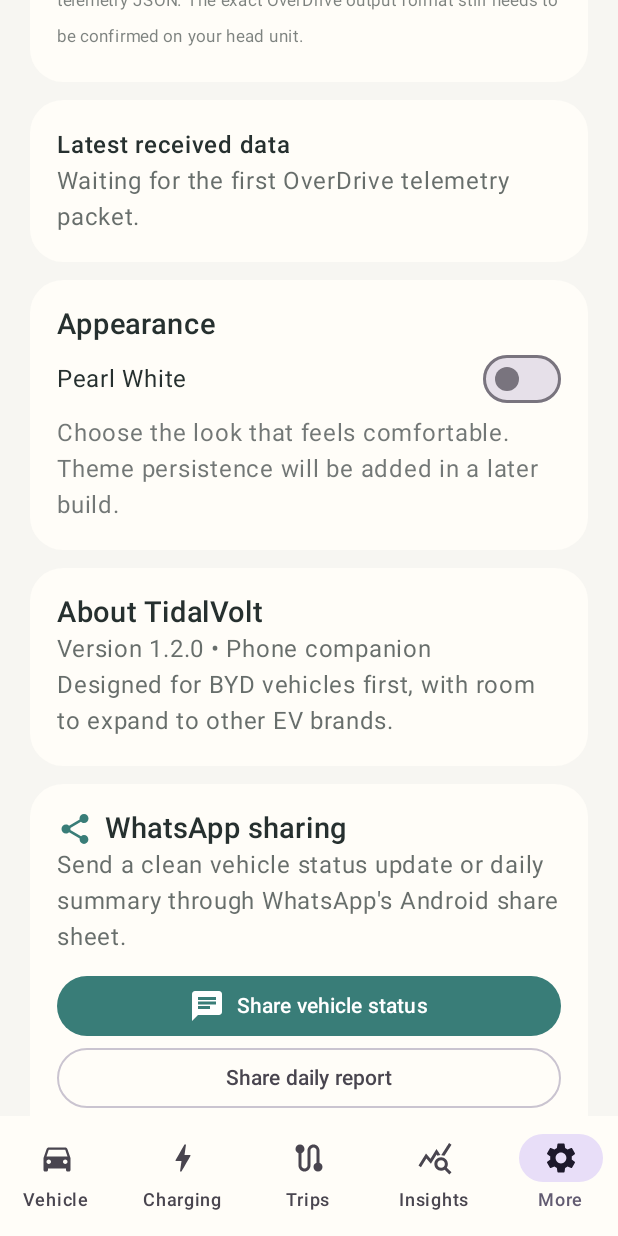
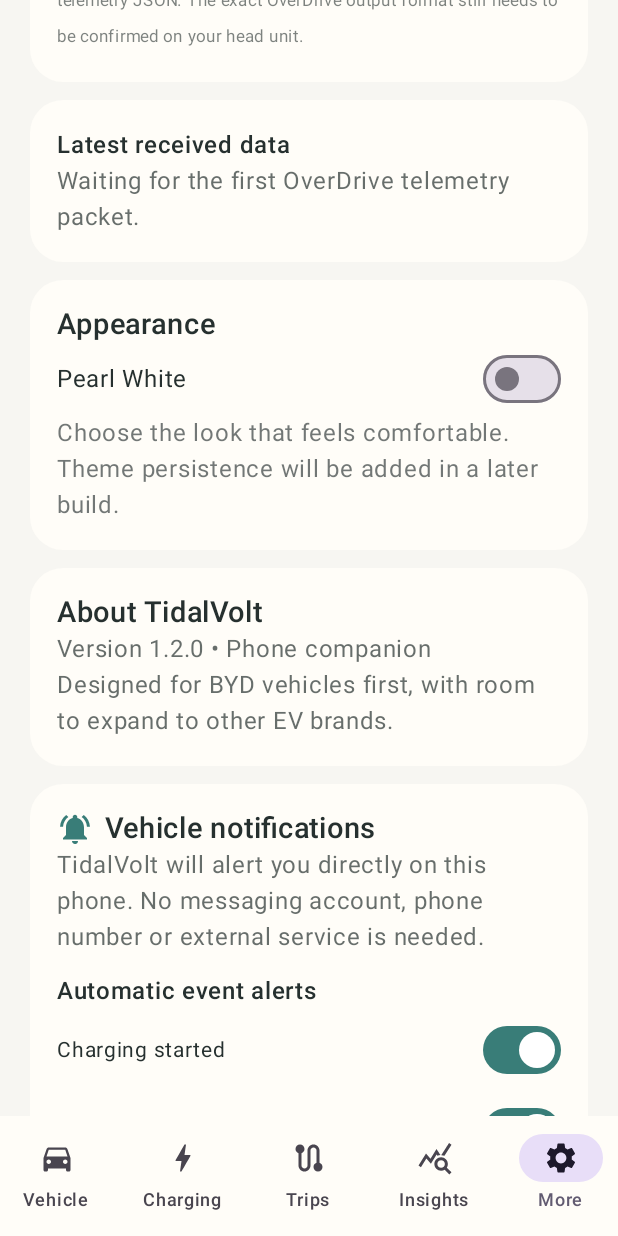
Before and after one commit to cryptomike87/TidalVolt-Ev-mate, an Android app built with Jetpack Compose: the screen it shows after launch (MainActivity), item 5 of the bottom bar chosen, scrolled down 520 dp, on a phone screen of 412 x 824 dp. Run offline under Robolectric (Android 15) with nearby library versions, the phone set to English and light mode, and no system bars; libraries missing offline, so code that uses them is left out: org.java_websocket, org.java_websocket.handshake, org.java_websocket.server.

Commit message:
Replace WhatsApp panel with Android notification preferences

```diff
--- a/app/src/main/java/com/tidalvolt/app/MainActivity.kt
+++ b/app/src/main/java/com/tidalvolt/app/MainActivity.kt
@@ -1,14 +1,12 @@
 package com.tidalvolt.app
 
 import android.os.Bundle
-import android.content.Intent
 import android.content.ClipData
 import android.content.ClipboardManager
 import android.content.Context
 import androidx.compose.ui.text.input.PasswordVisualTransformation
 import java.text.SimpleDateFormat
 import java.util.Date
-import java.util.Calendar
 import java.util.Locale
 import androidx.activity.ComponentActivity
 import androidx.activity.compose.setContent
@@ -446,16 +444,15 @@ private fun MoreScreen(card: Color, fg: Color, accent: Color, dark: Boolean, set
         Text("Designed for BYD vehicles first, with room to expand to other EV brands.", color = fg.copy(alpha=.7f))
     }
     Spacer(Modifier.height(12.dp))
-    WhatsAppPanel(card, fg, accent)
+    NotificationSettingsPanel(card, fg, accent)
 }
 
 
 
 @Composable
-private fun WhatsAppPanel(card: Color, fg: Color, accent: Color) {
+private fun NotificationSettingsPanel(card: Color, fg: Color, accent: Color) {
     val context = androidx.compose.ui.platform.LocalContext.current
-    val prefs = remember { context.getSharedPreferences("tidalvolt_whatsapp", Context.MODE_PRIVATE) }
-    val telemetry by TelemetryStore.latest
+    val prefs = remember { context.getSharedPreferences("tidalvolt_notifications", Context.MODE_PRIVATE) }
     var chargingStart by remember { mutableStateOf(prefs.getBoolean("charging_start", true)) }
     var chargingComplete by remember { mutableStateOf(prefs.getBoolean("charging_complete", true)) }
     var batteryThreshold by remember { mutableStateOf(prefs.getBoolean("battery_threshold", true)) }
@@ -464,84 +461,21 @@ private fun WhatsAppPanel(card: Color, fg: Color, accent: Color) {
     var threshold by remember { mutableStateOf(prefs.getString("threshold_percent", "20") ?: "20") }
 
     fun save(key: String, value: Boolean) { prefs.edit().putBoolean(key, value).apply() }
-    fun share(text: String) {
-        val intent = Intent(Intent.ACTION_SEND).apply {
-            type = "text/plain"
-            putExtra(Intent.EXTRA_TEXT, text)
-        }
-        context.startActivity(Intent.createChooser(intent, "Share with WhatsApp"))
-    }
-    fun statusText(): String = buildString {
-        appendLine("⚡ TidalVolt vehicle update")
-        appendLine("BYD Yuan Pro")
-        appendLine("Battery: " + (telemetry?.soc?.let { "%.0f%%".format(it) } ?: "Not available"))
-        appendLine("Estimated range: " + (telemetry?.rangeMiles?.let { "%.0f mi".format(it) } ?: "Not available"))
-        appendLine("Charging: " + when (telemetry?.isCharging) { true -> "Active"; false -> "Inactive"; null -> "Unknown" })
-        appendLine("Charging power: " + (telemetry?.chargingPowerKw?.let { "%.1f kW".format(it) } ?: "Not available"))
-        appendLine("Updated: " + SimpleDateFormat("MMM d, yyyy • h:mm a", Locale.getDefault()).format(Date()))
-        append("Shared from TidalVolt")
-    }
-
-    fun dailyReportText(): String {
-        val historyPrefs = context.getSharedPreferences("tidalvolt_telemetry_history", Context.MODE_PRIVATE)
-        val dayStart = Calendar.getInstance().apply {
-            set(Calendar.HOUR_OF_DAY, 0)
-            set(Calendar.MINUTE, 0)
-            set(Calendar.SECOND, 0)
-            set(Calendar.MILLISECOND, 0)
-        }.timeInMillis
-        val rows = historyPrefs.getString("samples", "").orEmpty().lines()
-            .mapNotNull { line ->
-                val p = line.split("|")
-                if (p.size < 7) null else {
-                    val time = p[0].toLongOrNull() ?: 0L
-                    if (time < dayStart) null else p
-                }
-            }
-        if (rows.isEmpty()) return "📊 TidalVolt daily report\\n\\nNo vehicle telemetry has been recorded today."
-        val socValues = rows.mapNotNull { it[1].toDoubleOrNull() }
-        val odometers = rows.mapNotNull { it[4].toDoubleOrNull() }
-        val startSoc = socValues.firstOrNull()
-        val endSoc = socValues.lastOrNull()
-        val distance = if (odometers.size >= 2) (odometers.maxOrNull()!! - odometers.minOrNull()!!).coerceAtLeast(0.0) else null
-        val chargingSamples = rows.count { it[5] == "true" }
-        return buildString {
-            appendLine("📊 TidalVolt daily vehicle report")
-            appendLine("BYD Yuan Pro • " + SimpleDateFormat("MMM d, yyyy", Locale.getDefault()).format(Date()))
-            appendLine("Telemetry samples: ${rows.size}")
-            appendLine("Battery: ${startSoc?.let { "%.0f%%".format(it) } ?: "—"} → ${endSoc?.let { "%.0f%%".format(it) } ?: "—"}")
-            appendLine("Lowest battery: ${socValues.minOrNull()?.let { "%.0f%%".format(it) } ?: "—"}")
-            appendLine("Odometer distance: ${distance?.let { "%.1f mi".format(it) } ?: "Not available"}")
-            appendLine("Charging samples: $chargingSamples")
-            appendLine("Latest range: ${rows.last()[2].toDoubleOrNull()?.let { "%.0f mi".format(it) } ?: "Not available"}")
-            append("Generated by TidalVolt")
-        }
-    }
 
     Panel(card) {
         Row(verticalAlignment = Alignment.CenterVertically) {
-            Icon(Icons.Default.Share, contentDescription = null, tint = accent)
+            Icon(Icons.Default.NotificationsActive, contentDescription = null, tint = accent)
             Spacer(Modifier.width(8.dp))
-            Text("WhatsApp sharing", color = fg, fontWeight = FontWeight.SemiBold, fontSize = 19.sp)
+            Text("Vehicle notifications", color = fg, fontWeight = FontWeight.SemiBold, fontSize = 19.sp)
         }
-        Text("Send a clean vehicle status update or daily summary through WhatsApp's Android share sheet.", color = fg.copy(alpha=.7f))
-        Spacer(Modifier.height(10.dp))
-        Button(onClick = { share(statusText()) }, modifier = Modifier.fillMaxWidth()) {
-            Icon(Icons.Default.Chat, contentDescription = null)
-            Spacer(Modifier.width(8.dp))
-            Text("Share vehicle status")
-        }
-        OutlinedButton(onClick = { share(dailyReportText()) }, modifier = Modifier.fillMaxWidth()) {
-            Text("Share daily report")
-        }
+        Text("TidalVolt will alert you directly on this phone. No messaging account, phone number or external service is needed.", color = fg.copy(alpha=.7f))
         Spacer(Modifier.height(12.dp))
-        Text("Automatic event preferences", color = fg, fontWeight = FontWeight.SemiBold)
-        Text("Choose which events you want TidalVolt to prepare for automatic delivery.", color = fg.copy(alpha=.65f), fontSize = 12.sp)
-        WhatsAppToggle("Charging started", chargingStart) { chargingStart=it; save("charging_start",it) }
-        WhatsAppToggle("Charging completed", chargingComplete) { chargingComplete=it; save("charging_complete",it) }
-        WhatsAppToggle("Battery threshold reached", batteryThreshold) { batteryThreshold=it; save("battery_threshold",it) }
-        WhatsAppToggle("Trip completed", tripComplete) { tripComplete=it; save("trip_complete",it) }
-        WhatsAppToggle("Daily report", dailyReport) { dailyReport=it; save("daily_report",it) }
+        Text("Automatic event alerts", color = fg, fontWeight = FontWeight.SemiBold)
+        NotificationToggle("Charging started", chargingStart) { chargingStart=it; save("charging_start",it) }
+        NotificationToggle("Charging completed", chargingComplete) { chargingComplete=it; save("charging_complete",it) }
+        NotificationToggle("Battery threshold", batteryThreshold) { batteryThreshold=it; save("battery_threshold",it) }
+        NotificationToggle("Trip completed", tripComplete) { tripComplete=it; save("trip_complete",it) }
+        NotificationToggle("Daily vehicle report", dailyReport) { dailyReport=it; save("daily_report",it) }
         OutlinedTextField(
             value=threshold,
             onValueChange={ value -> if (value.isEmpty() || (value.toIntOrNull()?.let { it in 1..100 } == true)) { threshold=value; prefs.edit().putString("threshold_percent",value).apply() } },
@@ -551,12 +485,12 @@ private fun WhatsAppPanel(card: Color, fg: Color, accent: Color) {
             modifier=Modifier.fillMaxWidth()
         )
         Spacer(Modifier.height(8.dp))
-        Text("Manual sharing works with the regular WhatsApp app. Automatic WhatsApp delivery requires a WhatsApp Business Platform account, an approved message template and secure API configuration. These preferences are saved on this phone; automatic delivery is not active until that service is connected.", color=fg.copy(alpha=.65f), fontSize=11.sp)
+        Text("Notifications are delivered by Android. Android notification permission must be allowed. Trip and daily-report alerts will only activate once their detection and schedule are implemented against verified vehicle data.", color=fg.copy(alpha=.65f), fontSize=11.sp)
     }
 }
 
 @Composable
-private fun WhatsAppToggle(label: String, checked: Boolean, onChange: (Boolean)->Unit) {
+private fun NotificationToggle(label: String, checked: Boolean, onChange: (Boolean)->Unit) {
     Row(Modifier.fillMaxWidth().padding(vertical=3.dp), horizontalArrangement=Arrangement.SpaceBetween, verticalAlignment=Alignment.CenterVertically) {
         Text(label, fontSize=14.sp)
         Switch(checked=checked, onCheckedChange=onChange)
```
